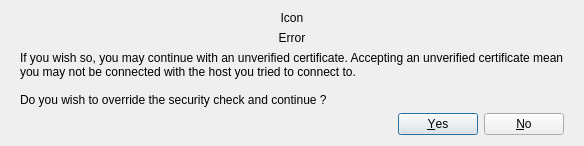
First picture: the form in examples/webenginewidgets/simplebrowser/certificateerrordialog.ui, repository qtproject/pyside-pyside-setup, before the edit.
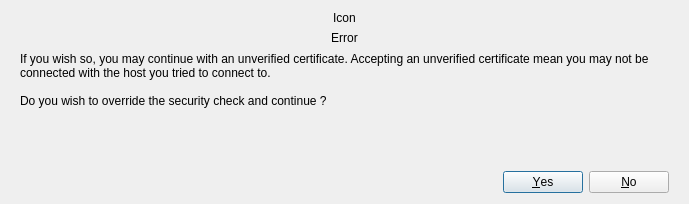
Second picture: the form after the edit.

```diff
--- a/examples/webenginewidgets/simplebrowser/certificateerrordialog.ui
+++ b/examples/webenginewidgets/simplebrowser/certificateerrordialog.ui
@@ -6,8 +6,8 @@
    <rect>
     <x>0</x>
     <y>0</y>
-    <width>370</width>
-    <height>141</height>
+    <width>689</width>
+    <height>204</height>
    </rect>
   </property>
   <property name="windowTitle">
```
Left out of the diff: 12 changed lines with no effect on the pictures.
